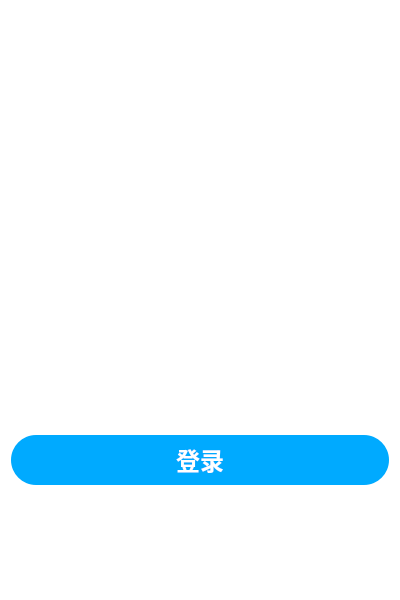
Above: pages/WelcomePage.ui from wps139hf/app before the change. Below: the same form after it.
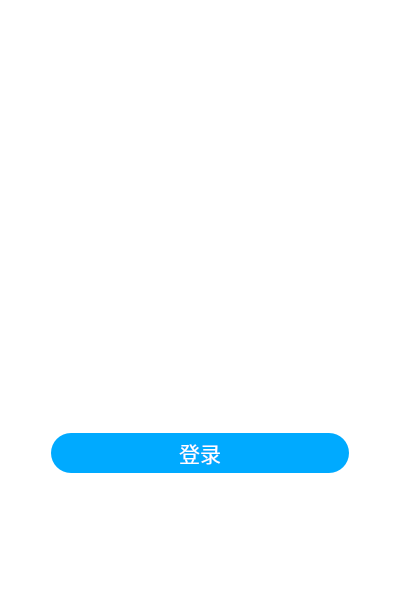
That is the form after the change. Icons and pictures are not drawn.

Commit message: add RoomList; update page style;

The edit to the form file:
```diff
--- a/pages/WelcomePage.ui
+++ b/pages/WelcomePage.ui
@@ -41,7 +41,25 @@
      <property name="sizeHint" stdset="0">
       <size>
        <width>20</width>
-       <height>118</height>
+       <height>100</height>
+      </size>
+     </property>
+    </spacer>
+   </item>
+   <item>
+    <layout class="QHBoxLayout" name="horizontalLayout">
+     <item>
+      <spacer name="horizontalSpacer">
+       <property name="orientation">
+        <enum>Qt::Horizontal</enum>
+       </property>
+       <property name="sizeType">
+        <enum>QSizePolicy::Fixed</enum>
+       </property>
+       <property name="sizeHint" stdset="0">
+        <size>
+         <width>40</width>
+         <height>20</height>
       </size>
      </property>
     </spacer>
@@ -50,24 +68,27 @@
     <widget class="QPushButton" name="btnLogin">
      <property name="minimumSize">
       <size>
-       <width>0</width>
-       <height>50</height>
+         <width>100</width>
+         <height>40</height>
       </size>
      </property>
      <property name="font">
       <font>
-       <family>宋体</family>
-       <pointsize>18</pointsize>
-       <weight>75</weight>
-       <bold>true</bold>
-      </font>
-     </property>
+         <family>微软雅黑</family>
+         <pointsize>16</pointsize>
+         <weight>50</weight>
+         <bold>false</bold>
+        </font>
+       </property>
+       <property name="focusPolicy">
+        <enum>Qt::NoFocus</enum>
+       </property>
      <property name="styleSheet">
       <string notr="true">QPushButton{
     border: none;
 	background-color: rgb(0, 170, 255);
 	color: white;   
-	border-radius: 25px;                        
+	border-radius: 20px;                        
 }
 
 QPushButton:pressed{
@@ -79,6 +100,24 @@
       <string>登录</string>
      </property>
     </widget>
+     </item>
+     <item>
+      <spacer name="horizontalSpacer_2">
+       <property name="orientation">
+        <enum>Qt::Horizontal</enum>
+       </property>
+       <property name="sizeType">
+        <enum>QSizePolicy::Fixed</enum>
+       </property>
+       <property name="sizeHint" stdset="0">
+        <size>
+         <width>40</width>
+         <height>20</height>
+        </size>
+       </property>
+      </spacer>
+     </item>
+    </layout>
    </item>
    <item>
     <spacer name="verticalSpacer_2">
```
Lines whose indentation alone changed are shown as unchanged. The commit also changes 10 other files.
